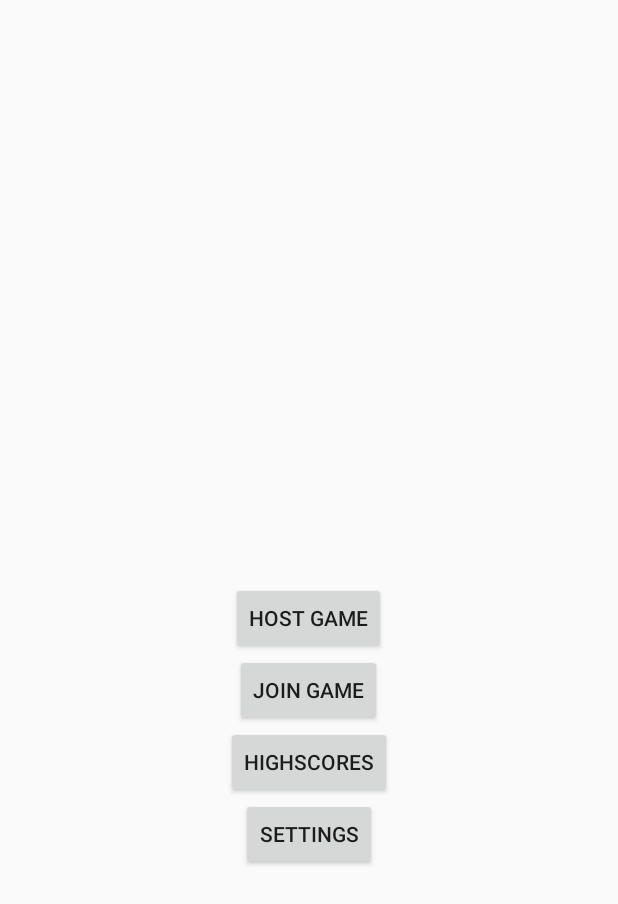
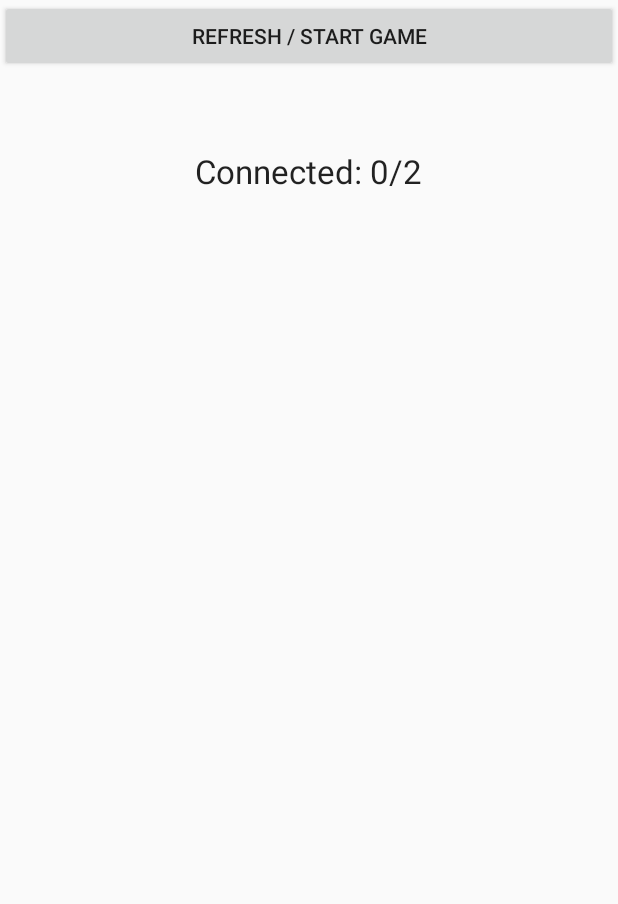
Before and after one commit to NathanHeadley/AndroidNetworking, an Android app: the HomeActivity screen opened directly, with no data from a screen before it, after a tap on "HOST GAME", on a phone screen of 412 x 824 dp. Shown: the top 904 px of the screen. Run offline under Robolectric (Android 15) with nearby library versions, the phone set to English and light mode, and no system bars; network calls fail; 3 statements that could not run were skipped.

Commit message:
Server and Client support added. Navigable to GameView with two clients.

```diff
--- a/app/src/main/java/zelphinstudios/courseworkapp/account/remotedb/AddAccountTask.java
+++ b/app/src/main/java/zelphinstudios/courseworkapp/account/remotedb/AddAccountTask.java
@@ -3,6 +3,7 @@ package zelphinstudios.courseworkapp.account.remotedb;
 import android.app.ProgressDialog;
 import android.content.Context;
 import android.os.AsyncTask;
+import android.util.Base64;
 import android.util.Log;
 
 import org.apache.http.HttpEntity;
@@ -50,6 +51,7 @@ public class AddAccountTask extends AsyncTask<Account, Void, Void> {
         accountDetails.add(new BasicNameValuePair("Password", account.getPassword()));
 
         try {
+            httpPost.addHeader("Authorization", "Basic " + Base64.encodeToString(("admin:A5cEn51On").getBytes(), Base64.NO_WRAP));
             httpPost.setEntity(new UrlEncodedFormEntity(accountDetails));
         } catch (UnsupportedEncodingException uee) { Log.e("Nathan", uee.toString()); }
 
--- a/app/src/main/java/zelphinstudios/courseworkapp/activities/GameActivity.java
+++ b/app/src/main/java/zelphinstudios/courseworkapp/activities/GameActivity.java
@@ -1,43 +1,91 @@
 package zelphinstudios.courseworkapp.activities;
 
+import android.app.ActionBar;
 import android.app.Activity;
+import android.content.Intent;
 import android.os.Bundle;
+import android.util.Log;
 import android.view.MotionEvent;
 import android.view.View;
+import android.widget.Button;
+import android.widget.EditText;
+import android.widget.RelativeLayout;
+import android.widget.TextView;
 
+import zelphinstudios.courseworkapp.R;
+import zelphinstudios.courseworkapp.networking.Client;
+import zelphinstudios.courseworkapp.networking.Server;
 import zelphinstudios.courseworkapp.views.GameView;
 
-public class GameActivity extends Activity implements View.OnTouchListener {
+public class GameActivity extends Activity implements View.OnClickListener {
 
-    GameView gameView;
+    private GameView gameView;
+    private TextView txtConnected;
+    private Button btnStartGame;
+    private Server server;
+    private Client client;
 
     @Override
     protected void onCreate(Bundle savedInstanceState_) {
         super.onCreate(savedInstanceState_);
+        setContentView(R.layout.activity_game);
+
+        Intent intent = getIntent();
+        boolean hosting = intent.getBooleanExtra("hosting", false);
+        if(hosting) {
+            server = new Server();
+            btnStartGame = new Button(this);
+            btnStartGame.setText(R.string.startButtonText);
+            RelativeLayout rl = (RelativeLayout)findViewById(R.id.relativeLayout);
+            RelativeLayout.LayoutParams lp = new RelativeLayout.LayoutParams(RelativeLayout.LayoutParams.MATCH_PARENT, ActionBar.LayoutParams.WRAP_CONTENT);
+            rl.addView(btnStartGame, lp);
+            btnStartGame.setOnClickListener(this);
+        }
+        client = new Client();
+
+        txtConnected = (TextView)findViewById(R.id.txtConnected);
 
         gameView = new GameView(this);
-
-        setContentView(gameView);
     }
 
-    @Override
-    public boolean onTouch(View view_, MotionEvent motionEvent_) {
-        if(motionEvent_.getAction() == MotionEvent.ACTION_DOWN) {
-            //do somit
+    public void onClick(View view_) {
+        if(view_ == btnStartGame) {
+            if(server.getNumClients() < 2) {
+                txtConnected.setText(String.format(getString(R.string.connectedText), server.getNumClients()));
+                Log.e("Nathan", "" + server.getNumClients());
+            } else {
+                setContentView(gameView);
+                Log.e("Nathan", "" + server.getNumClients());
+            }
         }
-        return true;
     }
 
     @Override
     protected void onPause() {
         super.onPause();
-        gameView.onPause();
+        if(server != null) {
+            server.onPause();
+        }
+        if(client != null) {
+            client.onPause();
+        }
+        if(gameView != null) {
+            gameView.onPause();
+        }
     }
 
     @Override
     protected void onResume() {
         super.onResume();
-        gameView.onResume();
+        if(server != null) {
+            server.onResume();
+        }
+        if(client != null) {
+            client.onResume();
+        }
+        if(gameView != null) {
+            gameView.onResume();
+        }
     }
 
 }
--- a/app/src/main/java/zelphinstudios/courseworkapp/activities/HomeActivity.java
+++ b/app/src/main/java/zelphinstudios/courseworkapp/activities/HomeActivity.java
@@ -1,7 +1,11 @@
 package zelphinstudios.courseworkapp.activities;
 
 import android.app.Activity;
+import android.content.Intent;
 import android.os.Bundle;
+import android.os.Parcel;
+import android.os.Parcelable;
+import android.util.Log;
 import android.view.MotionEvent;
 import android.view.View;
 import android.widget.Button;
@@ -14,9 +18,6 @@ public class HomeActivity extends Activity implements View.OnClickListener {
 
     // Variables
     private Button btnHost, btnJoin, btnSettings, btnScores;
-
-    private Server server;
-    private Client client;
 
     // Methods
     @Override
@@ -36,14 +37,13 @@ public class HomeActivity extends Activity implements View.OnClickListener {
 
     public void onClick(View view_) {
         if (view_ == btnHost) {
-            // Start server
-            server = new Server();
-            client = new Client();
-            // Enter lobby
-            //Intent intent = new Intent(this, );
-            //startActivity(intent);
+            Intent intent = new Intent(this, GameActivity.class);
+            intent.putExtra("hosting", true);
+            startActivity(intent);
         } else if (view_ == btnJoin) {
-
+            Intent intent = new Intent(this, GameActivity.class);
+            intent.putExtra("hosting", false);
+            startActivity(intent);
         } else if (view_ == btnSettings) {
 
         } else if (view_ == btnScores) {
--- a/app/src/main/java/zelphinstudios/courseworkapp/networking/Client.java
+++ b/app/src/main/java/zelphinstudios/courseworkapp/networking/Client.java
@@ -15,6 +15,10 @@ public class Client implements Runnable {
     private Socket socket = null;
     private static final String serverAddress = "10.0.2.2";
     private static final int serverPort = 5050;
+
+    public Client() {
+        onResume();
+    }
 
     // Main loop for thread
     public void run() {
--- a/app/src/main/java/zelphinstudios/courseworkapp/networking/Server.java
+++ b/app/src/main/java/zelphinstudios/courseworkapp/networking/Server.java
@@ -18,6 +18,10 @@ public class Server implements Runnable {
     private ServerSocket serverSocket;
     private Vector<Socket> clientSockets = new Vector<>();
     private static final int serverPort = 8080;
+
+    public Server() {
+        onResume();
+    }
 
     // Main loop for thread
     public void run() {
@@ -52,6 +56,10 @@ public class Server implements Runnable {
         }
     }
 
+    public int getNumClients() {
+        return clientSockets.size();
+    }
+
     // If the app is paused, stop threading
     public void onPause() {
         running = false;
--- /dev/null
+++ b/app/src/main/res/layout/activity_game.xml
@@ -0,0 +1,18 @@
+<?xml version="1.0" encoding="utf-8"?>
+<RelativeLayout xmlns:android="http://schemas.android.com/apk/res/android"
+    android:orientation="vertical" android:layout_width="match_parent"
+    android:layout_height="match_parent"
+    android:id="@+id/relativeLayout">
+
+    <TextView
+        android:layout_width="wrap_content"
+        android:layout_height="wrap_content"
+        android:textAppearance="?android:attr/textAppearanceLarge"
+        android:text="Connected: 0/2"
+        android:id="@+id/txtConnected"
+        android:layout_gravity="center_horizontal"
+        android:layout_marginTop="99dp"
+        android:layout_alignParentTop="true"
+        android:layout_centerHorizontal="true" />
+
+</RelativeLayout>
--- a/app/src/main/res/values/strings.xml
+++ b/app/src/main/res/values/strings.xml
@@ -1,6 +1,7 @@
 <resources>
     <string name="app_name">Coursework App</string>
 
-    <string name="hello_world">Hello world!</string>
+    <string name="connectedText" formatted="false">Connected: %d/2</string>
+    <string name="startButtonText">Refresh / Start Game</string>
     <string name="action_settings">Settings</string>
 </resources>
```
Also changed, not shown: app/src/main/java/zelphinstudios/courseworkapp/account/remotedb/GetAccountsTask.java (+7 -0 lines), app/src/main/res/layout/activity_lobby.xml (added, +33 -0 lines).
